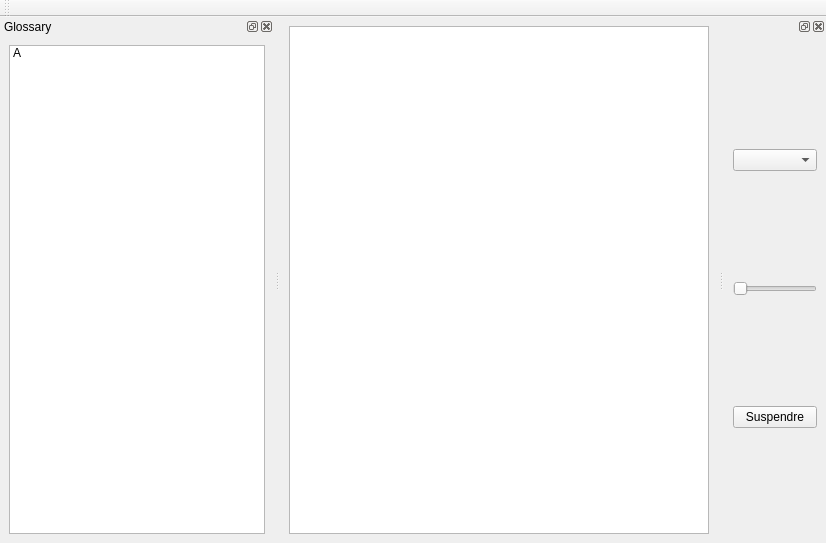
The window that mainwindow.ui (Artemia76/EasyMorse) describes before a commit, drawn with Qt 5.
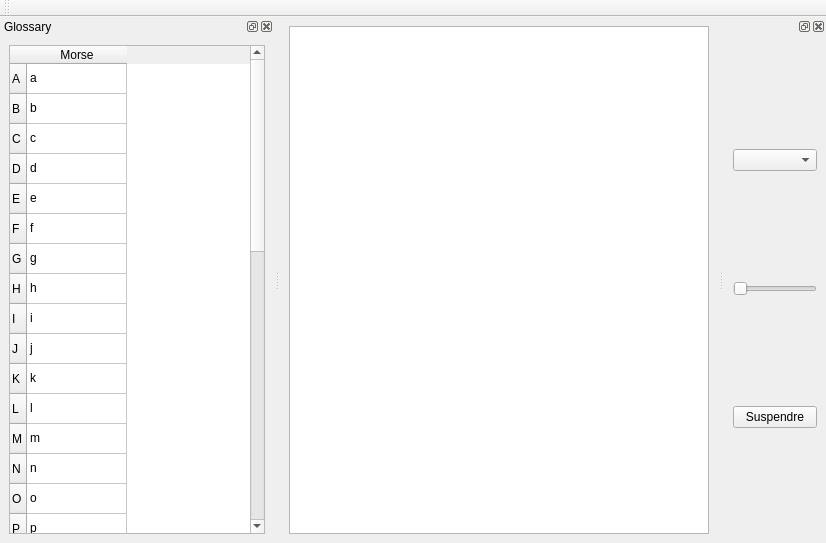
The same window after the commit. Icons and pictures are not drawn.

Commit message: Include morse fonts and icon

Diff of the .ui file:
```diff
--- a/mainwindow.ui
+++ b/mainwindow.ui
@@ -64,12 +64,378 @@
    </attribute>
    <widget class="QWidget" name="dockWidgetContents_3">
     <layout class="QVBoxLayout" name="verticalLayout_2">
-     <item>
-      <widget class="QListWidget" name="listWidget">
-       <item>
+     <item alignment="Qt::AlignHCenter">
+      <widget class="QTableWidget" name="m_TableGlossaire">
+       <row>
         <property name="text">
          <string>A</string>
         </property>
+       </row>
+       <row>
+        <property name="text">
+         <string>B</string>
+        </property>
+       </row>
+       <row>
+        <property name="text">
+         <string>C</string>
+        </property>
+       </row>
+       <row>
+        <property name="text">
+         <string>D</string>
+        </property>
+       </row>
+       <row>
+        <property name="text">
+         <string>E</string>
+        </property>
+       </row>
+       <row>
+        <property name="text">
+         <string>F</string>
+        </property>
+       </row>
+       <row>
+        <property name="text">
+         <string>G</string>
+        </property>
+       </row>
+       <row>
+        <property name="text">
+         <string>H</string>
+        </property>
+       </row>
+       <row>
+        <property name="text">
+         <string>I</string>
+        </property>
+       </row>
+       <row>
+        <property name="text">
+         <string>J</string>
+        </property>
+       </row>
+       <row>
+        <property name="text">
+         <string>K</string>
+        </property>
+       </row>
+       <row>
+        <property name="text">
+         <string>L</string>
+        </property>
+       </row>
+       <row>
+        <property name="text">
+         <string>M</string>
+        </property>
+       </row>
+       <row>
+        <property name="text">
+         <string>N</string>
+        </property>
+       </row>
+       <row>
+        <property name="text">
+         <string>O</string>
+        </property>
+       </row>
+       <row>
+        <property name="text">
+         <string>P</string>
+        </property>
+       </row>
+       <row>
+        <property name="text">
+         <string>Q</string>
+        </property>
+       </row>
+       <row>
+        <property name="text">
+         <string>R</string>
+        </property>
+       </row>
+       <row>
+        <property name="text">
+         <string>S</string>
+        </property>
+       </row>
+       <row>
+        <property name="text">
+         <string>T</string>
+        </property>
+       </row>
+       <row>
+        <property name="text">
+         <string>U</string>
+        </property>
+       </row>
+       <row>
+        <property name="text">
+         <string>V</string>
+        </property>
+       </row>
+       <row>
+        <property name="text">
+         <string>W</string>
+        </property>
+       </row>
+       <row>
+        <property name="text">
+         <string>X</string>
+        </property>
+       </row>
+       <row>
+        <property name="text">
+         <string>Y</string>
+        </property>
+       </row>
+       <row>
+        <property name="text">
+         <string>Z</string>
+        </property>
+       </row>
+       <row>
+        <property name="text">
+         <string>0</string>
+        </property>
+       </row>
+       <row>
+        <property name="text">
+         <string>1</string>
+        </property>
+       </row>
+       <row>
+        <property name="text">
+         <string>2</string>
+        </property>
+       </row>
+       <row>
+        <property name="text">
+         <string>3</string>
+        </property>
+       </row>
+       <row>
+        <property name="text">
+         <string>4</string>
+        </property>
+       </row>
+       <row>
+        <property name="text">
+         <string>5</string>
+        </property>
+       </row>
+       <row>
+        <property name="text">
+         <string>6</string>
+        </property>
+       </row>
+       <row>
+        <property name="text">
+         <string>7</string>
+        </property>
+       </row>
+       <row>
+        <property name="text">
+         <string>8</string>
+        </property>
+       </row>
+       <row>
+        <property name="text">
+         <string>9</string>
+        </property>
+       </row>
+       <column>
+        <property name="text">
+         <string>Morse</string>
+        </property>
+        <property name="textAlignment">
+         <set>AlignCenter</set>
+        </property>
+       </column>
+       <item row="0" column="0">
+        <property name="text">
+         <string>a</string>
+        </property>
+        <property name="textAlignment">
+         <set>AlignLeading|AlignVCenter</set>
+        </property>
+       </item>
+       <item row="1" column="0">
+        <property name="text">
+         <string>b</string>
+        </property>
+       </item>
+       <item row="2" column="0">
+        <property name="text">
+         <string>c</string>
+        </property>
+       </item>
+       <item row="3" column="0">
+        <property name="text">
+         <string>d</string>
+        </property>
+       </item>
+       <item row="4" column="0">
+        <property name="text">
+         <string>e</string>
+        </property>
+       </item>
+       <item row="5" column="0">
+        <property name="text">
+         <string>f</string>
+        </property>
+       </item>
+       <item row="6" column="0">
+        <property name="text">
+         <string>g</string>
+        </property>
+       </item>
+       <item row="7" column="0">
+        <property name="text">
+         <string>h</string>
+        </property>
+       </item>
+       <item row="8" column="0">
+        <property name="text">
+         <string>i</string>
+        </property>
+       </item>
+       <item row="9" column="0">
+        <property name="text">
+         <string>j</string>
+        </property>
+       </item>
+       <item row="10" column="0">
+        <property name="text">
+         <string>k</string>
+        </property>
+       </item>
+       <item row="11" column="0">
+        <property name="text">
+         <string>l</string>
+        </property>
+       </item>
+       <item row="12" column="0">
+        <property name="text">
+         <string>m</string>
+        </property>
+       </item>
+       <item row="13" column="0">
+        <property name="text">
+         <string>n</string>
+        </property>
+       </item>
+       <item row="14" column="0">
+        <property name="text">
+         <string>o</string>
+        </property>
+       </item>
+       <item row="15" column="0">
+        <property name="text">
+         <string>p</string>
+        </property>
+       </item>
+       <item row="16" column="0">
+        <property name="text">
+         <string>q</string>
+        </property>
+       </item>
+       <item row="17" column="0">
+        <property name="text">
+         <string>r</string>
+        </property>
+       </item>
+       <item row="18" column="0">
+        <property name="text">
+         <string>s</string>
+        </property>
+       </item>
+       <item row="19" column="0">
+        <property name="text">
+         <string>t</string>
+        </property>
+       </item>
+       <item row="20" column="0">
+        <property name="text">
+         <string>u</string>
+        </property>
+       </item>
+       <item row="21" column="0">
+        <property name="text">
+         <string>v</string>
+        </property>
+       </item>
+       <item row="22" column="0">
+        <property name="text">
+         <string>w</string>
+        </property>
+       </item>
+       <item row="23" column="0">
+        <property name="text">
+         <string>x</string>
+        </property>
+       </item>
+       <item row="24" column="0">
+        <property name="text">
+         <string>y</string>
+        </property>
+       </item>
+       <item row="25" column="0">
+        <property name="text">
+         <string>z</string>
+        </property>
+       </item>
+       <item row="26" column="0">
+        <property name="text">
+         <string>0</string>
+        </property>
+       </item>
+       <item row="27" column="0">
+        <property name="text">
+         <string>1</string>
+        </property>
+       </item>
+       <item row="28" column="0">
+        <property name="text">
+         <string>2</string>
+        </property>
+       </item>
+       <item row="29" column="0">
+        <property name="text">
+         <string>3</string>
+        </property>
+       </item>
+       <item row="30" column="0">
+        <property name="text">
+         <string>4</string>
+        </property>
+       </item>
+       <item row="31" column="0">
+        <property name="text">
+         <string>5</string>
+        </property>
+       </item>
+       <item row="32" column="0">
+        <property name="text">
+         <string>6</string>
+        </property>
+       </item>
+       <item row="33" column="0">
+        <property name="text">
+         <string>7</string>
+        </property>
+       </item>
+       <item row="34" column="0">
+        <property name="text">
+         <string>8</string>
+        </property>
+       </item>
+       <item row="35" column="0">
+        <property name="text">
+         <string>9</string>
+        </property>
        </item>
       </widget>
      </item>
```
Left out of the diff: 16 changed lines with no effect on the pictures. The commit also changes 14 other files.
